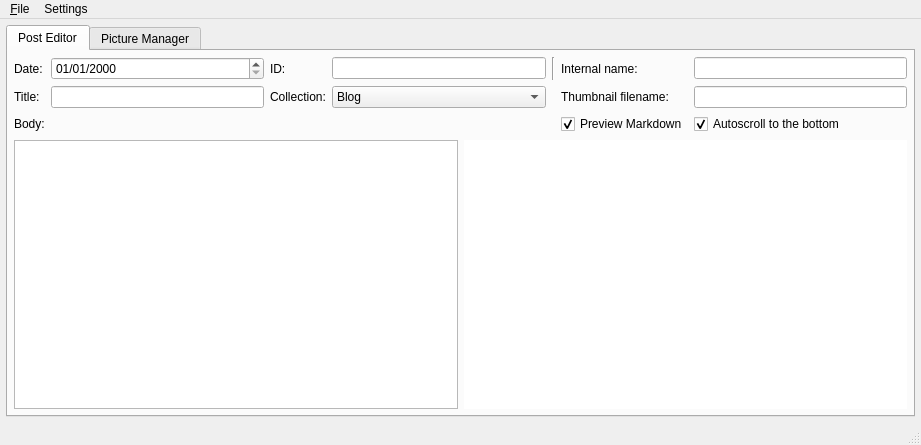
First picture: the form in forms/WndMain.ui, repository Driftini/fumoedit-qt, before the edit.
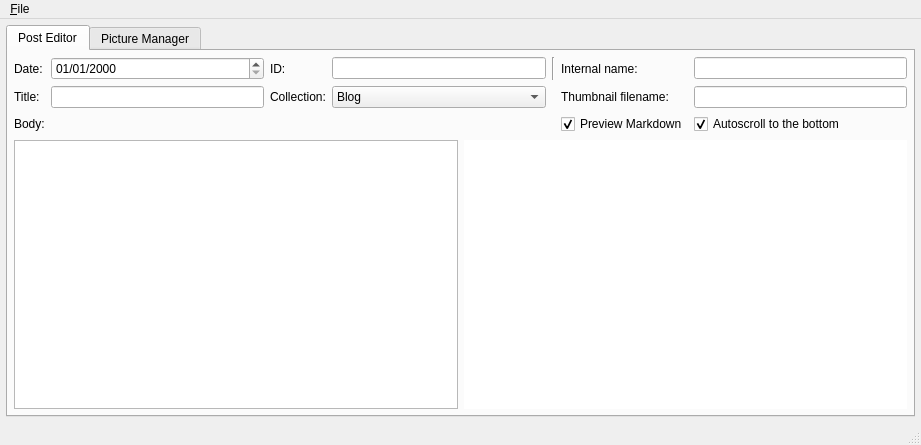
Second picture: the form after the edit.

Commit message: Persistent settings, non-functional

The edit to the form file:
```diff
--- a/forms/WndMain.ui
+++ b/forms/WndMain.ui
@@ -532,14 +532,7 @@
     <addaction name="separator"/>
     <addaction name="ActionQuit"/>
    </widget>
-   <widget class="QMenu" name="menuSettings">
-    <property name="title">
-     <string>Settings</string>
-    </property>
-    <addaction name="ActionPreferences"/>
-   </widget>
    <addaction name="MenuFile"/>
-   <addaction name="menuSettings"/>
   </widget>
   <widget class="QStatusBar" name="statusbar"/>
   <action name="ActionNewPost">
```
Left out of the diff: 6 changed lines with no effect on the pictures. The commit also changes 7 other files.
